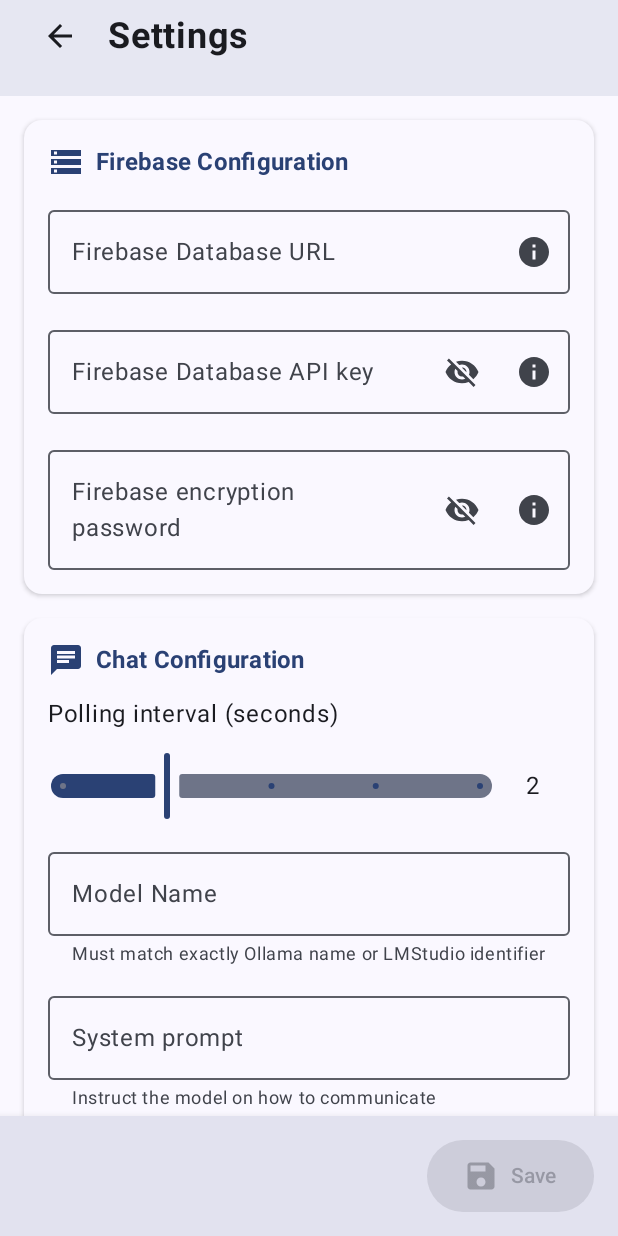
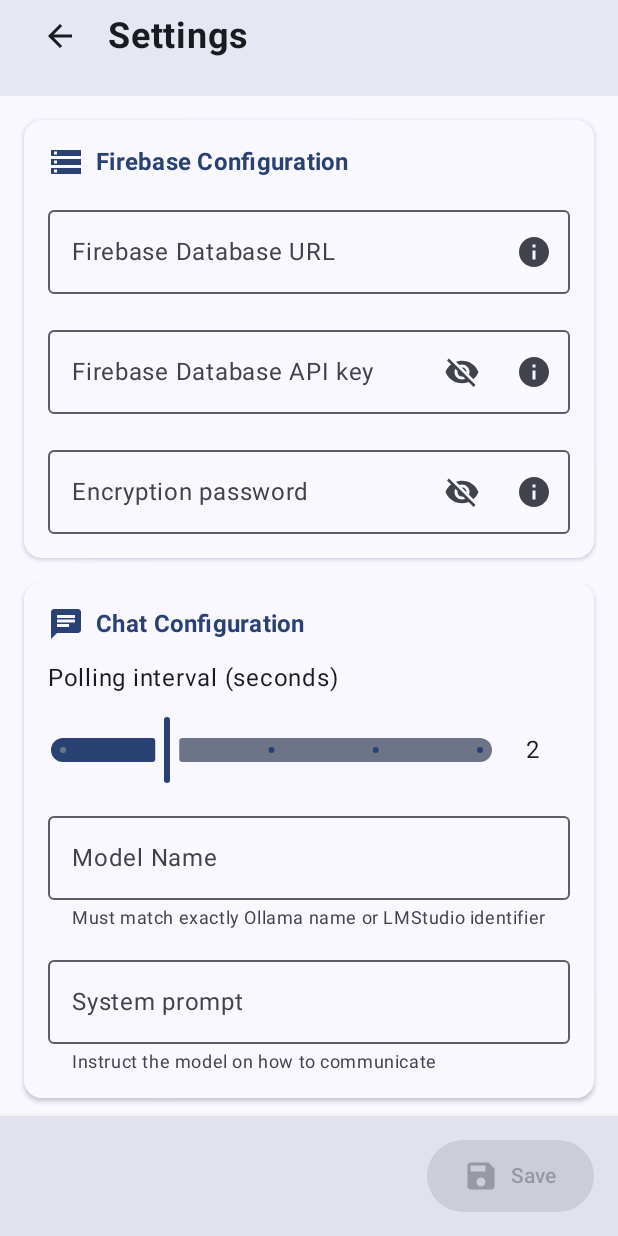
Before and after one commit to Belluxx/TransFire, an Android app built with Jetpack Compose: the SettingsActivity screen opened directly, with no data from a screen before it, on a phone screen of 412 x 824 dp. Run offline under Robolectric (Android 15) with nearby library versions, the phone set to English and light mode, and no system bars.

Commit message:
Uniform field names

```diff
--- a/transfire-app/app/src/main/java/com/belluxx/transfire/ui/components/DatabaseConfigFields.kt
+++ b/transfire-app/app/src/main/java/com/belluxx/transfire/ui/components/DatabaseConfigFields.kt
@@ -163,7 +163,7 @@ fun DatabaseConfigFields(
         OutlinedTextField(
             value = firebasePassword,
             onValueChange = { onFirebasePasswordChange(it) },
-            label = { Text("Firebase encryption password") },
+            label = { Text("Encryption password") },
             visualTransformation = if (passwordVisible) VisualTransformation.None else PasswordVisualTransformation(),
             keyboardOptions = KeyboardOptions(keyboardType = KeyboardType.Password),
             trailingIcon = {
@@ -177,7 +177,7 @@ fun DatabaseConfigFields(
                     IconButton(onClick = { showPasswordInfoDialog = true }) {
                         Icon(
                             imageVector = Icons.Default.Info,
-                            contentDescription = "About database password",
+                            contentDescription = "About encryption password",
                             tint = MaterialTheme.colorScheme.onSurfaceVariant
                         )
                     }
```
Also changed, not shown: 1 other file.
